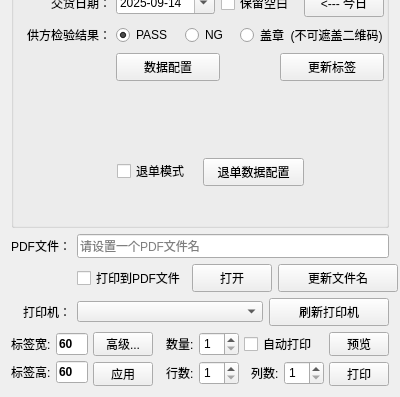
Before: the Qt Designer form FramePrintControl.ui in wlffeng2008/AkkoLabelPrinter, drawn with Qt 5; both pictures show x 0 to 400 and y 383 to 780 of the 400 by 780 pixel window.
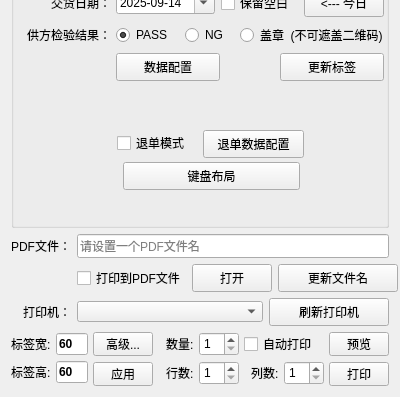
After: the same form once the commit is applied.

Commit message: add keyboard layout

The edit to the form file:
```diff
--- a/FramePrintControl.ui
+++ b/FramePrintControl.ui
@@ -1115,7 +1115,7 @@
         <property name="geometry">
          <rect>
           <x>104</x>
-          <y>514</y>
+          <y>486</y>
           <width>86</width>
           <height>22</height>
          </rect>
@@ -1128,7 +1128,7 @@
         <property name="geometry">
          <rect>
           <x>190</x>
-          <y>512</y>
+          <y>484</y>
           <width>101</width>
           <height>28</height>
          </rect>
@@ -1146,6 +1146,28 @@
          <string>退单数据配置</string>
         </property>
        </widget>
+       <widget class="QPushButton" name="pushButtonKeyboard">
+        <property name="geometry">
+         <rect>
+          <x>110</x>
+          <y>516</y>
+          <width>177</width>
+          <height>28</height>
+         </rect>
+        </property>
+        <property name="maximumSize">
+         <size>
+          <width>16777215</width>
+          <height>28</height>
+         </size>
+        </property>
+        <property name="cursor">
+         <cursorShape>PointingHandCursor</cursorShape>
+        </property>
+        <property name="text">
+         <string>键盘布局</string>
+        </property>
+       </widget>
       </widget>
      </widget>
     </widget>
```
The commit also changes 8 other files.
